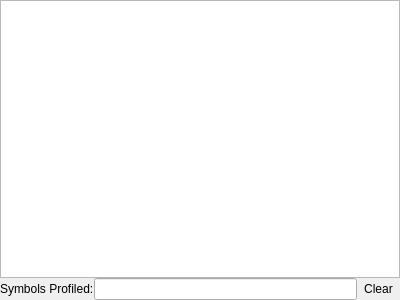
Above: apps/ide/debuggers/codeprofilerdockwidget.ui from christopherpow/nesicide before the change. Below: the same form after it.
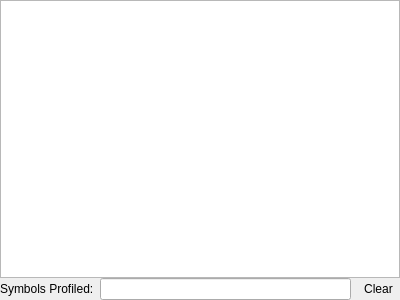
That is the form after the change. Icons and pictures are not drawn.

What changed in the file:
```diff
--- a/apps/ide/debuggers/codeprofilerdockwidget.ui
+++ b/apps/ide/debuggers/codeprofilerdockwidget.ui
@@ -96,6 +96,9 @@
     </item>
     <item row="1" column="0">
      <layout class="QGridLayout" name="gridLayout_2">
+      <property name="horizontalSpacing">
+       <number>6</number>
+      </property>
       <item row="0" column="0">
        <widget class="QLabel" name="label">
         <property name="text">
```
Left out of the diff: 9 changed lines with no effect on the pictures.
